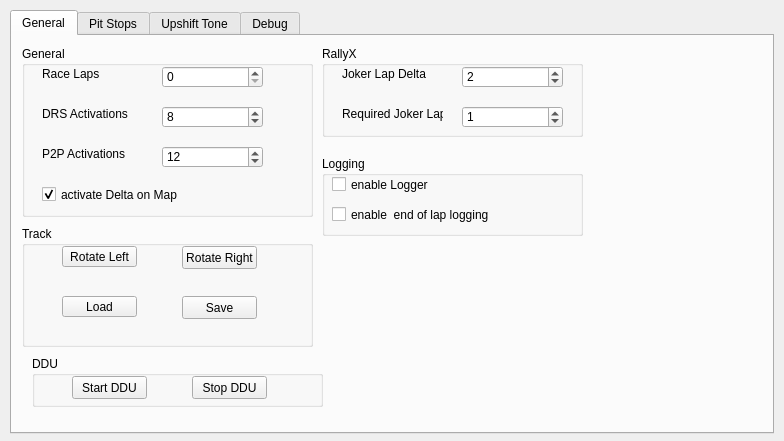
MarcMatten/iDDU, file gui/iDDUgui.ui: the form before one commit.
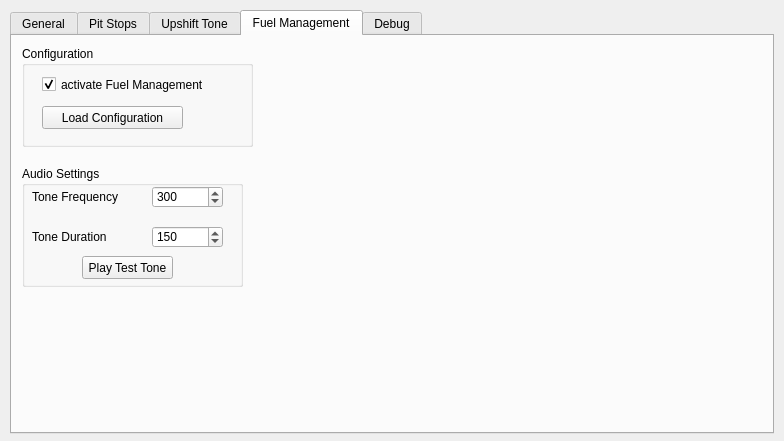
The form after the commit. The open tabs and pages were chosen to show the change. Icons and pictures are not drawn.

Commit message: GUI update - correct initial values - added page for fuel management - added options to set beep properties for lift and shift tone

```diff
--- a/gui/iDDUgui.ui
+++ b/gui/iDDUgui.ui
@@ -1172,6 +1172,245 @@
         <string>User defined</string>
        </property>
       </item>
+     </widget>
+    </widget>
+    <widget class="QGroupBox" name="groupBox_10">
+     <property name="geometry">
+      <rect>
+       <x>340</x>
+       <y>150</y>
+       <width>401</width>
+       <height>91</height>
+      </rect>
+     </property>
+     <property name="title">
+      <string>Audio Settings</string>
+     </property>
+     <widget class="QPushButton" name="testShiftTone">
+      <property name="geometry">
+       <rect>
+        <x>260</x>
+        <y>40</y>
+        <width>91</width>
+        <height>23</height>
+       </rect>
+      </property>
+      <property name="text">
+       <string>Play Test Tone</string>
+      </property>
+     </widget>
+     <widget class="QLabel" name="label_20">
+      <property name="geometry">
+       <rect>
+        <x>10</x>
+        <y>20</y>
+        <width>101</width>
+        <height>22</height>
+       </rect>
+      </property>
+      <property name="text">
+       <string>Tone Frequency</string>
+      </property>
+     </widget>
+     <widget class="QSpinBox" name="spinBox_ShiftToneFrequency">
+      <property name="geometry">
+       <rect>
+        <x>130</x>
+        <y>20</y>
+        <width>71</width>
+        <height>22</height>
+       </rect>
+      </property>
+      <property name="minimum">
+       <number>0</number>
+      </property>
+      <property name="maximum">
+       <number>2000</number>
+      </property>
+      <property name="singleStep">
+       <number>10</number>
+      </property>
+      <property name="value">
+       <number>500</number>
+      </property>
+     </widget>
+     <widget class="QSpinBox" name="spinBox_ShiftToneDuration">
+      <property name="geometry">
+       <rect>
+        <x>130</x>
+        <y>60</y>
+        <width>71</width>
+        <height>22</height>
+       </rect>
+      </property>
+      <property name="minimum">
+       <number>0</number>
+      </property>
+      <property name="maximum">
+       <number>1000</number>
+      </property>
+      <property name="singleStep">
+       <number>10</number>
+      </property>
+      <property name="value">
+       <number>150</number>
+      </property>
+     </widget>
+     <widget class="QLabel" name="label_21">
+      <property name="geometry">
+       <rect>
+        <x>10</x>
+        <y>60</y>
+        <width>101</width>
+        <height>22</height>
+       </rect>
+      </property>
+      <property name="text">
+       <string>Tone Duration</string>
+      </property>
+     </widget>
+    </widget>
+   </widget>
+   <widget class="QWidget" name="tabFuelManagement">
+    <attribute name="title">
+     <string>Fuel Management</string>
+    </attribute>
+    <widget class="QGroupBox" name="groupBox_9">
+     <property name="geometry">
+      <rect>
+       <x>10</x>
+       <y>10</y>
+       <width>231</width>
+       <height>101</height>
+      </rect>
+     </property>
+     <property name="title">
+      <string>Configuration</string>
+     </property>
+     <widget class="QCheckBox" name="checkBox_EnableFuelManagement">
+      <property name="geometry">
+       <rect>
+        <x>20</x>
+        <y>30</y>
+        <width>161</width>
+        <height>17</height>
+       </rect>
+      </property>
+      <property name="text">
+       <string>activate Fuel Management</string>
+      </property>
+      <property name="checked">
+       <bool>true</bool>
+      </property>
+     </widget>
+     <widget class="QPushButton" name="openButton_2">
+      <property name="geometry">
+       <rect>
+        <x>20</x>
+        <y>60</y>
+        <width>141</width>
+        <height>23</height>
+       </rect>
+      </property>
+      <property name="text">
+       <string>Load Configuration</string>
+      </property>
+     </widget>
+    </widget>
+    <widget class="QGroupBox" name="groupBox_4">
+     <property name="geometry">
+      <rect>
+       <x>10</x>
+       <y>130</y>
+       <width>221</width>
+       <height>121</height>
+      </rect>
+     </property>
+     <property name="title">
+      <string>Audio Settings</string>
+     </property>
+     <widget class="QPushButton" name="testFuelTone">
+      <property name="geometry">
+       <rect>
+        <x>60</x>
+        <y>90</y>
+        <width>91</width>
+        <height>23</height>
+       </rect>
+      </property>
+      <property name="text">
+       <string>Play Test Tone</string>
+      </property>
+     </widget>
+     <widget class="QLabel" name="label_18">
+      <property name="geometry">
+       <rect>
+        <x>10</x>
+        <y>20</y>
+        <width>101</width>
+        <height>22</height>
+       </rect>
+      </property>
+      <property name="text">
+       <string>Tone Frequency</string>
+      </property>
+     </widget>
+     <widget class="QSpinBox" name="spinBox_FuelToneFrequency">
+      <property name="geometry">
+       <rect>
+        <x>130</x>
+        <y>20</y>
+        <width>71</width>
+        <height>22</height>
+       </rect>
+      </property>
+      <property name="minimum">
+       <number>0</number>
+      </property>
+      <property name="maximum">
+       <number>2000</number>
+      </property>
+      <property name="singleStep">
+       <number>10</number>
+      </property>
+      <property name="value">
+       <number>300</number>
+      </property>
+     </widget>
+     <widget class="QSpinBox" name="spinBox_FuelToneDuration">
+      <property name="geometry">
+       <rect>
+        <x>130</x>
+        <y>60</y>
+        <width>71</width>
+        <height>22</height>
+       </rect>
+      </property>
+      <property name="minimum">
+       <number>0</number>
+      </property>
+      <property name="maximum">
+       <number>1000</number>
+      </property>
+      <property name="singleStep">
+       <number>10</number>
+      </property>
+      <property name="value">
+       <number>150</number>
+      </property>
+     </widget>
+     <widget class="QLabel" name="label_19">
+      <property name="geometry">
+       <rect>
+        <x>10</x>
+        <y>60</y>
+        <width>101</width>
+        <height>22</height>
+       </rect>
+      </property>
+      <property name="text">
+       <string>Tone Duration</string>
+      </property>
      </widget>
     </widget>
    </widget>
```
Left out of the diff: 2 changed lines with no effect on the pictures. The commit also changes 3 other files.
